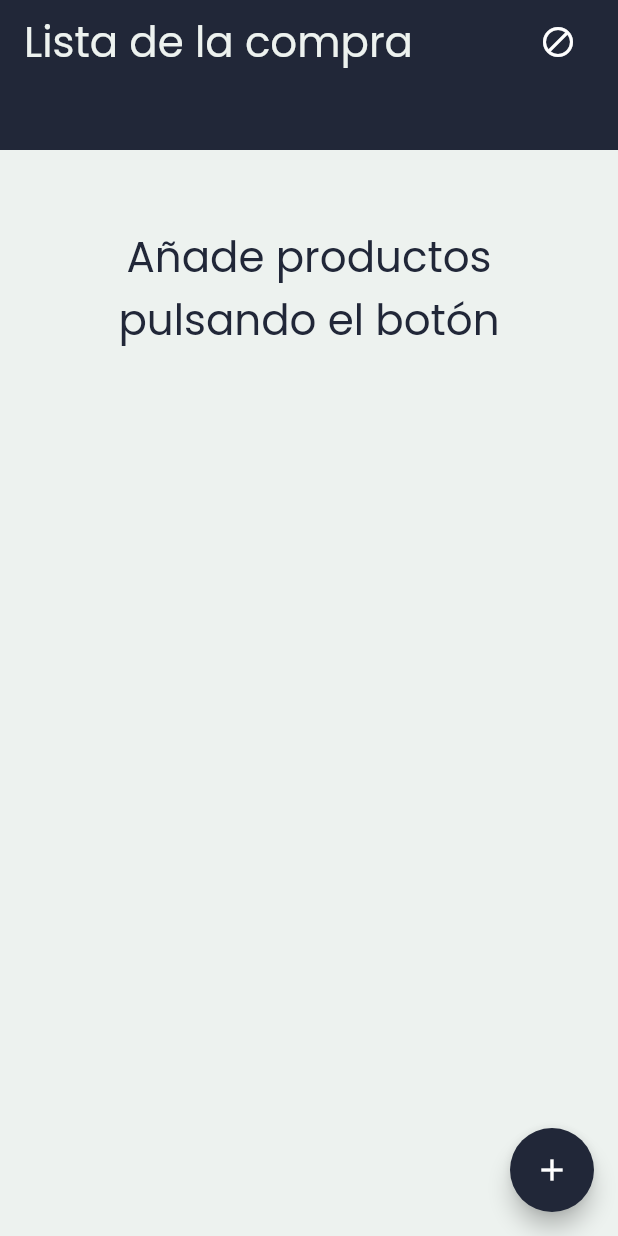
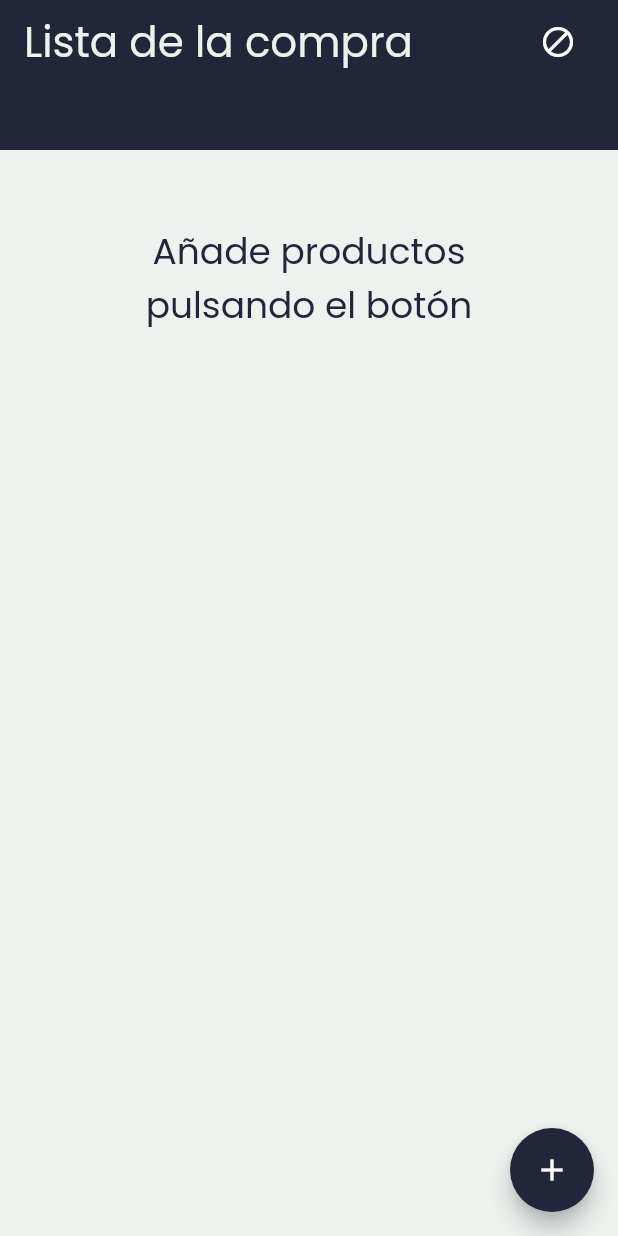
Before and after one commit to pablomorillas02/Lista-Compra, a Flutter app: the screen it shows after launch, on a phone screen of 412 x 824 dp. Run offline on Flutter 3.47's test engine with Material 2 defaults, Android fonts, the phone set to English and light mode, and no system bars; our stand-ins replace google_fonts; missing offline and left inert: msh_checkbox.

Commit message:
bug arreglado

```diff
--- a/lib/tema/tema_app.dart
+++ b/lib/tema/tema_app.dart
@@ -23,7 +23,7 @@ class AppTema {
       color: const Color(0xFF212738),
     ),
     displayLarge: GoogleFonts.poppins(
-      fontSize: 28.0,
+      fontSize: 24.0,
       fontWeight: FontWeight.normal,
       color: const Color(0xFF212738),
     ),
```
